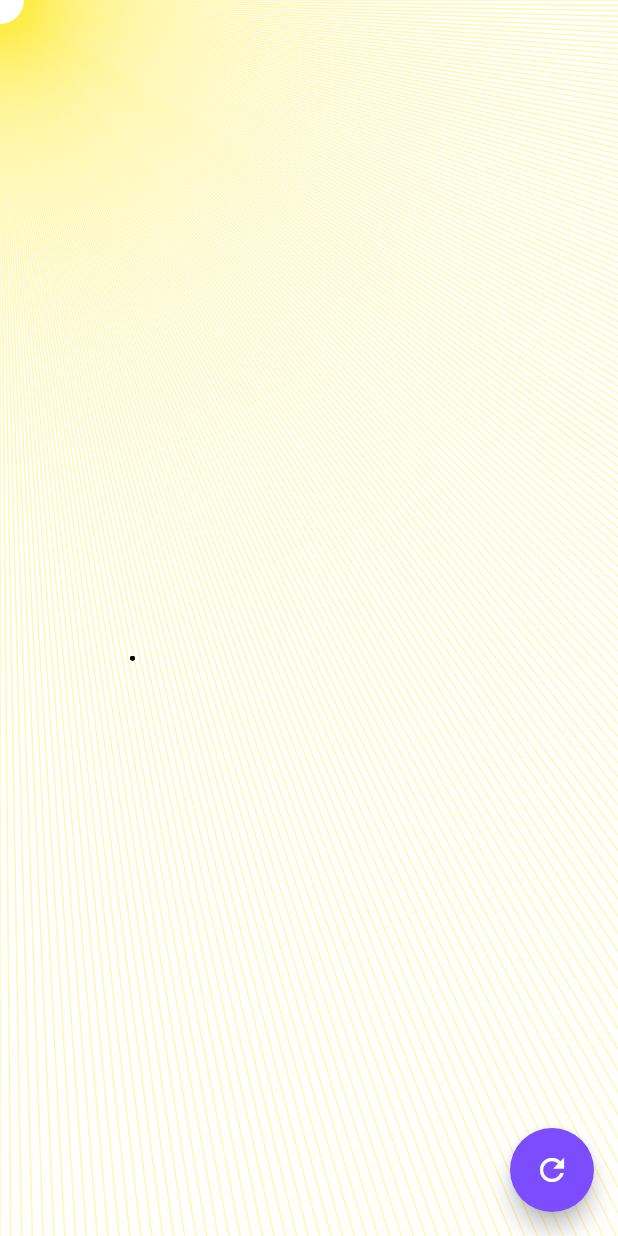
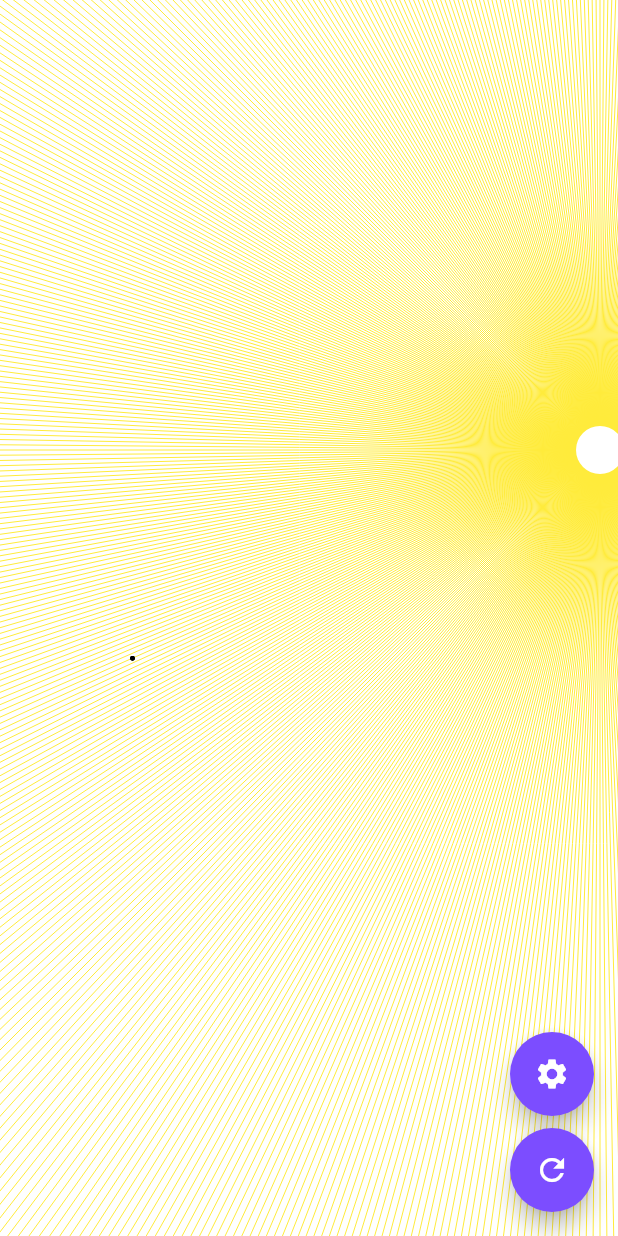
Before and after one commit to jonas-zebari/flutter_ray_casting, a Flutter app: the screen it shows after launch, after a tap on the "refresh" icon, on a phone screen of 412 x 824 dp. Run offline on Flutter 3.47's test engine with Material 2 defaults, Android fonts, the phone set to English and light mode, and no system bars; missing offline and left inert: flutter_material_color_picker.

Commit message:
added the ability to change colors of each element in the scene. several kinks to work out but it kinda works

```diff
--- a/lib/main.dart
+++ b/lib/main.dart
@@ -2,6 +2,7 @@ import 'package:flutter/material.dart';
 
 import 'package:flutter_rays/overlay.dart';
 import 'package:flutter_rays/screen.dart';
+import 'package:flutter_rays/settings_page.dart';
 import 'package:flutter_rays/sun_painter.dart';
 import 'package:flutter_rays/wall.dart';
 import 'dart:ui';
@@ -13,7 +14,6 @@ class FlutterRayCasting extends StatelessWidget {
   Widget build(BuildContext context) {
     setSystemUiOverlayLight();
     return MaterialApp(
-      debugShowCheckedModeBanner: false,
       home: SunRays(),
     );
   }
@@ -27,33 +27,77 @@ class SunRays extends StatefulWidget {
 }
 
 class _SunRaysState extends State<SunRays> {
-  var fingerPosition = Offset.zero;
+  var _fingerPosition = Offset(Screen.width / 2, Screen.height / 2);
+  var _buttonColor = Colors.deepPurpleAccent;
+  var _backgroundColor = Colors.white;
+  var _rayColor = Colors.yellow;
+  var _sunColor = Colors.white;
+  var _wallColor = Colors.black;
+
+  void _generateNewWalls() {
+    for (var wall in widget.walls) {
+      if (wall.isVisible) {
+        wall.generateNewPosition(Screen.size);
+      }
+    }
+  }
+
+  void _updatePosition(Offset pos) {
+    setState(() {
+      _fingerPosition = pos;
+    });
+  }
+
+  void _updateSettings(ColorSelections settings) {
+    setState(() {
+      _rayColor = settings.rays;
+      _sunColor = settings.sun;
+      _wallColor = settings.wall;
+      _backgroundColor = settings.background;
+      _buttonColor = settings.button;
+    });
+  }
 
   @override
   Widget build(BuildContext context) {
     return Scaffold(
-      backgroundColor: Colors.white,
+      backgroundColor: _backgroundColor,
       body: CustomPaint(
         painter: SunPainter(
-          origin: fingerPosition,
+          origin: _fingerPosition,
           walls: widget.walls,
+          sunColor: _sunColor,
+          rayColor: _rayColor,
+          wallColor: _wallColor,
         ),
         child: GestureDetector(
-          onPanUpdate: (details) =>
-              setState(() => fingerPosition = details.globalPosition),
-          onTapDown: (details) =>
-              setState(() => fingerPosition = details.globalPosition),
+          onPanUpdate: (details) => _updatePosition(details.globalPosition),
+          onTapDown: (details) => _updatePosition(details.globalPosition),
         ),
       ),
-      floatingActionButton: FloatingActionButton(
-        child: Icon(Icons.refresh),
-        backgroundColor: Colors.deepPurpleAccent,
-        onPressed: () {
-          var visibleWalls = widget.walls.where((wall) => wall.isVisible);
-          for (var wall in visibleWalls) {
-            wall.generateNewPosition(Screen.size);
-          }
-        },
+      floatingActionButton: Column(
+        mainAxisAlignment: MainAxisAlignment.end,
+        children: <Widget>[
+          FloatingActionButton(
+              heroTag: null,
+              child: Icon(Icons.settings),
+              backgroundColor: _buttonColor,
+              onPressed: () async {
+                final route = MaterialPageRoute<ColorSelections>(
+                  builder: (context) => SettingsPage(),
+                );
+                final result = await Navigator.push(context, route);
+                _updateSettings(result);
+              },
+          ),
+          const SizedBox(height: 8),
+          FloatingActionButton(
+            heroTag: null,
+            child: Icon(Icons.refresh),
+            backgroundColor: _buttonColor,
+            onPressed: _generateNewWalls
+          ),
+        ],
       ),
     );
   }
--- a/lib/sun_painter.dart
+++ b/lib/sun_painter.dart
@@ -5,36 +5,51 @@ import 'package:flutter_rays/screen.dart';
 import 'package:flutter_rays/wall.dart';
 
 class SunPainter extends CustomPainter {
-  static final _sunPaint = Paint()
-    ..style = PaintingStyle.fill
-    ..strokeWidth = 1
-    ..color = Colors.yellow.withAlpha(100);
+//  final _sunPaint = Paint()
+//    ..style = PaintingStyle.fill
+//    ..strokeWidth = 1
+//    ..color = Colors.yellow.withAlpha(100);
+//
+//  final _wallPaint = Paint()
+//    ..style = PaintingStyle.stroke
+//    ..color = Colors.black
+//    ..strokeCap = StrokeCap.round
+//    ..strokeWidth = 3;
+//
+//  final _centerPaint = Paint()..color = Colors.white;
 
-  static final _wallPaint = Paint()
-    ..style = PaintingStyle.stroke
-    ..color = Colors.black
-    ..strokeCap = StrokeCap.round
-    ..strokeWidth = 3;
+  static final _maxRayLength =
+      sqrt(pow(Screen.width, 2) + pow(Screen.height, 2));
 
-  static final _centerPaint = Paint()
-    ..color = Colors.white;
+  SunPainter({
+    this.origin = Offset.zero,
+    this.walls,
+    this.wallColor,
+    this.rayColor,
+    this.sunColor,
+  }) {
+    _rayPaint = Paint()
+      ..style = PaintingStyle.fill
+      ..color = rayColor;
+    _wallPaint = Paint()
+      ..style = PaintingStyle.stroke
+      ..color = wallColor
+      ..strokeCap = StrokeCap.round
+      ..strokeWidth = 3;
+    _sunPaint = Paint()
+      ..style = PaintingStyle.fill
+      ..color = sunColor;
+  }
 
-  static final _maxRayLength = sqrt(pow(Screen.width, 2) + pow(Screen.height, 2));
-
-  const SunPainter({this.origin = Offset.zero, this.walls});
+  Paint _sunPaint;
+  Paint _wallPaint;
+  Paint _rayPaint;
 
   final Offset origin;
   final List<Wall> walls;
-
-  @override
-  void paint(Canvas canvas, Size size) {
-    _drawRays(canvas);
-    _drawWalls(canvas);
-    canvas.drawCircle(origin, 16, _centerPaint);
-  }
-
-  @override
-  bool shouldRepaint(SunPainter old) => origin != old.origin;
+  final Color wallColor;
+  final Color sunColor;
+  final Color rayColor;
 
   void _drawRays(Canvas canvas) {
     for (double angle = 0; angle < 360; angle += 0.5) {
@@ -57,7 +72,7 @@ class SunPainter extends CustomPainter {
         }
       }
 
-      canvas.drawLine(ray.start, ray.end, _sunPaint);
+      canvas.drawLine(ray.start, ray.end, _rayPaint);
     }
   }
 
@@ -71,4 +86,14 @@ class SunPainter extends CustomPainter {
 
   double _distance(Offset a, Offset b) =>
       sqrt(pow(b.dx - a.dx, 2) + pow(b.dy - a.dy, 2));
+
+  @override
+  void paint(Canvas canvas, Size size) {
+    _drawRays(canvas);
+    _drawWalls(canvas);
+    canvas.drawCircle(origin, 16, _sunPaint);
+  }
+
+  @override
+  bool shouldRepaint(SunPainter old) => true;
 }
--- a/pubspec.yaml
+++ b/pubspec.yaml
@@ -23,6 +23,7 @@ dependencies:
   # The following adds the Cupertino Icons font to your application.
   # Use with the CupertinoIcons class for iOS style icons.
   cupertino_icons: ^0.1.2
+  flutter_material_color_picker: ^1.0.0
 
 dev_dependencies:
   flutter_test:
```
Also changed, not shown: lib/settings_page.dart (added, +221 -0 lines), pubspec.lock.
